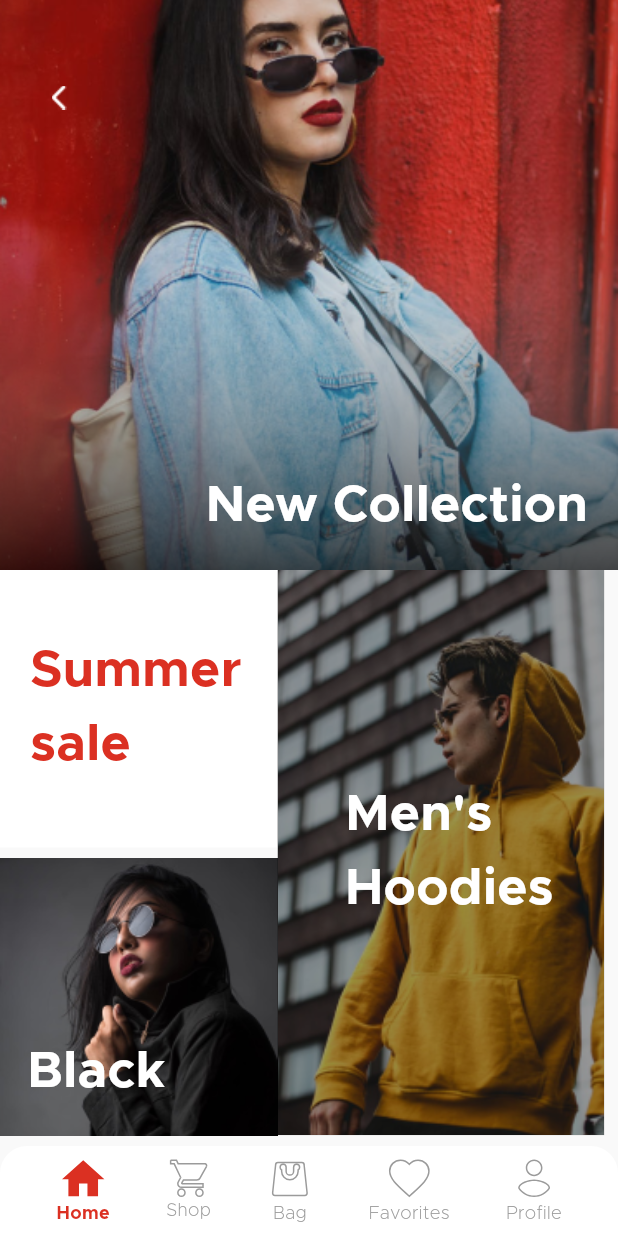
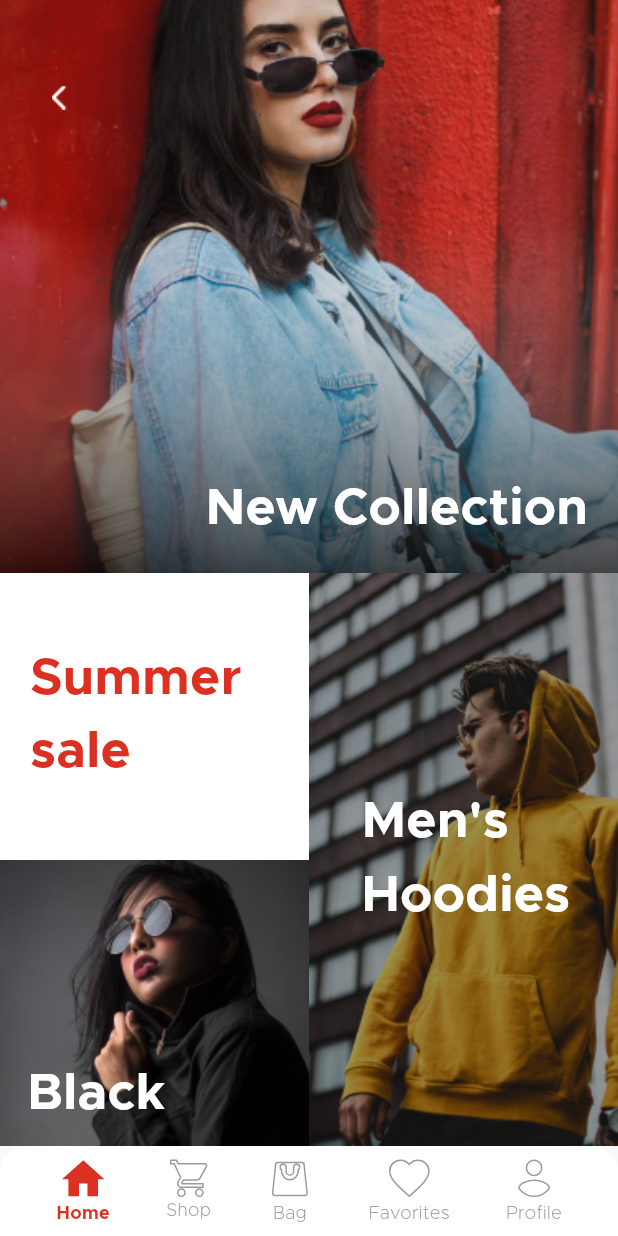
Before and after one commit to tapoban123/e-commerce-app, a Flutter app: the screen it shows after launch, after a tap on "Check", on a phone screen of 412 x 824 dp. Run offline on Flutter 3.47's test engine with Material 3 defaults, Android fonts, the phone set to English and light mode, and no system bars; our stand-ins replace flutter_svg.

Commit message:
Built the Shop screen

```diff
--- a/lib/features/home/sales/sales_home.dart
+++ b/lib/features/home/sales/sales_home.dart
@@ -2,7 +2,6 @@ import 'package:e_commerce_app/features/home_navigation/providers/home_notifier.
 import 'package:e_commerce_app/theme/custom_colors.dart';
 import 'package:e_commerce_app/utils/common/back_arrow.dart';
 import 'package:e_commerce_app/utils/image_paths.dart';
-import 'package:e_commerce_app/utils/screen_measurements.dart';
 import 'package:flutter/material.dart';
 import 'package:provider/provider.dart';
 
@@ -13,15 +12,18 @@ class SalesHome extends StatelessWidget {
   Widget build(BuildContext context) {
     return Column(
       children: [
-        SizedBox(
-          height: 380,
+        Expanded(
+          flex: 1,
+          child: SizedBox(
+            height: double.infinity,
             width: double.infinity,
             child: Stack(
               alignment: Alignment.bottomRight,
               children: [
                 SizedBox(
                   width: double.infinity,
-                height: 380,
+                  height: double.infinity,
+                  // height: 380,
                   child: Image.asset(
                     ImagePaths.salesNewCollectionImg,
                     fit: BoxFit.cover,
@@ -54,12 +56,24 @@ class SalesHome extends StatelessWidget {
               ],
             ),
           ),
-        Row(
-          crossAxisAlignment: CrossAxisAlignment.start,
+        ),
+        Expanded(
+          flex: 1,
+          child: SizedBox(
+            height: double.infinity,
+            width: double.infinity,
+            child: Row(
               children: [
-            Column(
+                Flexible(
+                  flex: 1,
+                  child: SizedBox(
+                    height: double.infinity,
+                    width: double.infinity,
+                    child: Column(
                       children: [
-                GestureDetector(
+                        Flexible(
+                          flex: 1,
+                          child: GestureDetector(
                             onTap: () {
                               Provider.of<HomeNotifier>(
                                 context,
@@ -67,8 +81,8 @@ class SalesHome extends StatelessWidget {
                               ).changeHomePageNumber(3);
                             },
                             child: Container(
-                    width: 185,
-                    height: 185,
+                              width: double.infinity,
+                              height: double.infinity,
                               color: Colors.white,
                               alignment: Alignment.center,
                               padding: const EdgeInsets.only(left: 20),
@@ -82,19 +96,25 @@ class SalesHome extends StatelessWidget {
                               ),
                             ),
                           ),
-                SizedBox(
-                  width: 185,
-                  height: ScreenMeasurements.screenHeight(context) * 0.242,
+                        ),
+                        Flexible(
+                          flex: 1,
+                          child: SizedBox(
+                            width: double.infinity,
+                            height: double.infinity,
                             child: Stack(
                               alignment: Alignment.bottomLeft,
                               children: [
                                 SizedBox(
                                   width: double.infinity,
                                   height: double.infinity,
-                        child: Image.asset(ImagePaths.salesBlackImg),
+                                  child: Image.asset(
+                                    ImagePaths.salesBlackImg,
+                                    fit: BoxFit.cover,
+                                  ),
                                 ),
                                 const Positioned(
-                        bottom: 25,
+                                  bottom: 10,
                                   left: 18,
                                   child: Text(
                                     "Black",
@@ -107,17 +127,23 @@ class SalesHome extends StatelessWidget {
                                 )
                               ],
                             ),
-                )
+                          ),
+                        ),
                       ],
                     ),
-            SizedBox(
-              width: ScreenMeasurements.screenWidth(context) * 0.5286,
-              height: ScreenMeasurements.screenHeight(context) * 0.4572,
+                  ),
+                ),
+                Flexible(
+                  flex: 1,
+                  child: SizedBox(
+                    width: double.infinity,
+                    height: double.infinity,
                     child: Stack(
                       alignment: Alignment.center,
                       children: [
                         SizedBox(
-                    width: ScreenMeasurements.screenWidth(context) * 0.98,
+                          width: double.infinity,
+                          height: double.infinity,
                           child: Image.asset(
                             ImagePaths.salesHoodiesImg,
                             fit: BoxFit.cover,
@@ -129,7 +155,7 @@ class SalesHome extends StatelessWidget {
                           color: Colors.black.withOpacity(0.4),
                         ),
                         const Positioned(
-                    left: 45,
+                          left: 35,
                           child: SizedBox(
                             width: 150,
                             child: Text(
@@ -144,8 +170,11 @@ class SalesHome extends StatelessWidget {
                         )
                       ],
                     ),
-            )
+                  ),
+                ),
               ],
+            ),
+          ),
         )
       ],
     );
--- a/lib/features/profile/profile_page.dart
+++ b/lib/features/profile/profile_page.dart
@@ -5,8 +5,35 @@ class ProfilePage extends StatelessWidget {
 
   @override
   Widget build(BuildContext context) {
-    return const Column(
-      children: [],
+    return Column(
+      mainAxisAlignment: MainAxisAlignment.center,
+      children: [
+        SizedBox(
+          height: 20,
+          width: double.infinity,
+          child: Stack(
+            alignment: Alignment.center,
+            children: [
+              Container(
+                width: double.infinity,
+                height: 1.5,
+                color: Colors.grey,
+              ),
+              PositionedDirectional(
+                start: 50,
+                child: Container(
+                  width: 20,
+                  height: 20,
+                  decoration: const BoxDecoration(
+                    shape: BoxShape.circle,
+                    color: Colors.lightGreen,
+                  ),
+                ),
+              )
+            ],
+          ),
+        )
+      ],
     );
   }
 }
--- /dev/null
+++ b/lib/features/shop/provider/sales_tab_provider.dart
@@ -0,0 +1,13 @@
+import 'package:flutter/material.dart';
+
+class SalesTabProvider extends ChangeNotifier {
+  int _tabNumber = 0;
+
+  int get tabNumber => _tabNumber;
+
+  void changeTabNumber(int newTab) {
+    _tabNumber = newTab;
+
+    notifyListeners();
+  }
+}
--- a/lib/features/shop/shop_page.dart
+++ b/lib/features/shop/shop_page.dart
@@ -1,10 +1,11 @@
 import 'package:e_commerce_app/features/home_navigation/providers/navigation_notifier.dart';
+import 'package:e_commerce_app/features/shop/provider/sales_tab_provider.dart';
+import 'package:e_commerce_app/features/shop/widgets/sales_card.dart';
+import 'package:e_commerce_app/features/shop/widgets/sales_tab.dart';
 import 'package:e_commerce_app/theme/custom_colors.dart';
 import 'package:e_commerce_app/utils/common/back_arrow.dart';
 import 'package:e_commerce_app/utils/image_paths.dart';
-import 'package:e_commerce_app/utils/screen_measurements.dart';
 import 'package:flutter/material.dart';
-import 'package:flutter/widgets.dart';
 import 'package:provider/provider.dart';
 
 class ShopPage extends StatelessWidget {
@@ -58,67 +59,34 @@ class ShopPage extends StatelessWidget {
             height: 45,
             color: Colors.white,
             alignment: Alignment.center,
-            child: Row(
+            child: Consumer<SalesTabProvider>(
+              builder: (context, salesTabProvider, child) => Row(
                 crossAxisAlignment: CrossAxisAlignment.center,
                 mainAxisAlignment: MainAxisAlignment.spaceBetween,
                 children: [
-                Container(
-                  width: ScreenMeasurements.screenWidth(context) / 3,
-                  height: double.infinity,
-                  child: Column(
-                    mainAxisAlignment: MainAxisAlignment.end,
-                    children: [
-                      const Text(
-                        "Women",
-                        style: TextStyle(
-                          fontSize: 16,
-                          fontWeight: FontWeight.w400,
+                  SalesTab(
+                    onTap: () {
+                      salesTabProvider.changeTabNumber(0);
+                    },
+                    tabNumber: 0,
+                    tabText: "Women",
                   ),
+                  SalesTab(
+                    onTap: () {
+                      salesTabProvider.changeTabNumber(1);
+                    },
+                    tabNumber: 1,
+                    tabText: "Men",
                   ),
-                      const SizedBox(
-                        height: 6,
-                      ),
-                      Container(
-                        width: double.infinity,
-                        height: 4,
-                        color: Colors.red,
+                  SalesTab(
+                    onTap: () {
+                      salesTabProvider.changeTabNumber(2);
+                    },
+                    tabNumber: 2,
+                    tabText: "Kids",
                   ),
                 ],
               ),
-                ),
-                Container(
-                  width: 100,
-                  height: double.infinity,
-                  child: const Column(
-                    mainAxisAlignment: MainAxisAlignment.center,
-                    children: [
-                      Text(
-                        "Men",
-                        style: TextStyle(
-                          fontSize: 16,
-                          fontWeight: FontWeight.w400,
-                        ),
-                      )
-                    ],
-                  ),
-                ),
-                Container(
-                  width: ScreenMeasurements.screenWidth(context) / 3,
-                  height: double.infinity,
-                  child: const Column(
-                    mainAxisAlignment: MainAxisAlignment.center,
-                    children: [
-                      Text(
-                        "Kids",
-                        style: TextStyle(
-                          fontSize: 16,
-                          fontWeight: FontWeight.w400,
-                        ),
-                      ),
-                    ],
-                  ),
-                ),
-              ],
             ),
           ),
           Padding(
@@ -165,46 +133,26 @@ class ShopPage extends StatelessWidget {
               padding: const EdgeInsets.symmetric(horizontal: 14.0),
               child: ListView(
                 children: [
-                  Container(
-                    width: double.infinity,
-                    height: 140,
-                    decoration: BoxDecoration(
-                      color: Colors.white,
-                      borderRadius: BorderRadius.circular(14),
+                  SalesCard(
+                    imagePath: ImagePaths.salesNewImg,
+                    onTap: () {},
+                    text: "New",
                   ),
-                    child: Row(
-                      mainAxisAlignment: MainAxisAlignment.spaceBetween,
-                      children: [
-                        Flexible(
-                          flex: 1,
-                          child: Container(
-                            height: double.infinity,
-                            width: double.infinity,
-                            alignment: Alignment.center,
-                            child: const Text(
-                              "New",
-                              style: TextStyle(
-                                fontSize: 18,
-                                fontWeight: FontWeight.bold,
+                  SalesCard(
+                    imagePath: ImagePaths.salesClothesImg,
+                    text: "Clothes",
+                    onTap: () {},
                   ),
+                  SalesCard(
+                    imagePath: ImagePaths.salesShoesImg,
+                    text: "Shoes",
+                    onTap: () {},
                   ),
+                  SalesCard(
+                    imagePath: ImagePaths.salesAccessoriesImg,
+                    text: "Accessories",
+                    onTap: () {},
                   ),
-                        ),
-                        Flexible(
-                          flex: 1,
-                          child: Container(
-                            color: Colors.red,
-                            width: double.infinity,
-                            height: double.infinity,
-                            child: Image.asset(
-                              ImagePaths.salesNewImg,
-                              fit: BoxFit.cover,
-                            ),
-                          ),
-                        ),
-                      ],
-                    ),
-                  )
                 ],
               ),
             ),
--- /dev/null
+++ b/lib/features/shop/widgets/sales_card.dart
@@ -0,0 +1,67 @@
+import 'package:flutter/material.dart';
+
+class SalesCard extends StatelessWidget {
+  final String imagePath;
+  final String text;
+  final VoidCallback onTap;
+
+  const SalesCard({
+    super.key,
+    required this.imagePath,
+    required this.onTap,
+    required this.text,
+  });
+
+  @override
+  Widget build(BuildContext context) {
+    return Padding(
+      padding: const EdgeInsets.only(bottom: 14.0),
+      child: GestureDetector(
+        onTap: onTap,
+        child: ClipRRect(
+          borderRadius: BorderRadius.circular(12),
+          child: Container(
+            width: double.infinity,
+            height: 140,
+            decoration: BoxDecoration(
+              color: Colors.white,
+              borderRadius: BorderRadius.circular(14),
+            ),
+            child: Row(
+              mainAxisAlignment: MainAxisAlignment.spaceBetween,
+              children: [
+                Flexible(
+                  flex: 1,
+                  child: Container(
+                    height: double.infinity,
+                    width: double.infinity,
+                    alignment: Alignment.center,
+                    child: Text(
+                      text,
+                      style: const TextStyle(
+                        fontSize: 18,
+                        fontWeight: FontWeight.bold,
+                      ),
+                    ),
+                  ),
+                ),
+                Flexible(
+                  flex: 1,
+                  child: Container(
+                    color: Colors.red,
+                    width: double.infinity,
+                    height: double.infinity,
+                    child: Image.asset(
+                      imagePath,
+                      fit: BoxFit.cover,
+                    ),
+                  ),
+                ),
+              ],
+            ),
+          ),
+        ),
+      ),
+    );
+  }
+}
--- /dev/null
+++ b/lib/features/shop/widgets/sales_tab.dart
@@ -0,0 +1,54 @@
+import 'package:e_commerce_app/features/shop/provider/sales_tab_provider.dart';
+import 'package:flutter/material.dart';
+import 'package:provider/provider.dart';
+
+class SalesTab extends StatelessWidget {
+  final String tabText;
+  final int tabNumber;
+  final VoidCallback onTap;
+
+  const SalesTab({
+    super.key,
+    required this.onTap,
+    required this.tabNumber,
+    required this.tabText,
+  });
+
+  @override
+  Widget build(BuildContext context) {
+    return Flexible(
+      flex: 1,
+      child: GestureDetector(
+        onTap: onTap,
+        child: SizedBox(
+          width: double.infinity,
+          height: double.infinity,
+          child: Column(
+            mainAxisAlignment: MainAxisAlignment.end,
+            children: [
+              Text(
+                tabText,
+                style: const TextStyle(
+                  fontSize: 16,
+                  fontWeight: FontWeight.w400,
+                ),
+              ),
+              const SizedBox(
+                height: 6,
+              ),
+              Provider.of<SalesTabProvider>(context).tabNumber == tabNumber
+                  ? Container(
+                      width: double.infinity,
+                      height: 4,
+                      color: Colors.red,
+                    )
+                  : const SizedBox(
+                      height: 4,
+                    ),
+            ],
+          ),
+        ),
+      ),
+    );
+  }
+}
--- a/lib/main.dart
+++ b/lib/main.dart
@@ -1,6 +1,7 @@
 import "package:e_commerce_app/features/home_navigation/navigation_controller.dart";
 import "package:e_commerce_app/features/home_navigation/providers/home_notifier.dart";
 import "package:e_commerce_app/features/home_navigation/providers/navigation_notifier.dart";
+import "package:e_commerce_app/features/shop/provider/sales_tab_provider.dart";
 import "package:e_commerce_app/theme/custom_colors.dart";
 import "package:e_commerce_app/theme/custom_fonts.dart";
 import "package:flutter/material.dart";
@@ -31,6 +32,9 @@ class MyApp extends StatelessWidget {
         ChangeNotifierProvider(
           create: (context) => HomeNotifier(),
         ),
+        ChangeNotifierProvider(
+          create: (context) => SalesTabProvider(),
+        ),
       ],
       builder: (context, child) => MaterialApp(
         title: "E-Commerce App",
--- a/lib/utils/image_paths.dart
+++ b/lib/utils/image_paths.dart
@@ -49,4 +49,5 @@ class ImagePaths {
   static const String salesTop2Img = "assets/images/sales/top2.png";
   static const String salesTop3Img = "assets/images/sales/top3.png";
   static const String salesTop4Img = "assets/images/sales/top4.png";
+  static const String salesNewSvg = "assets/images/sales/sales_new_svg.svg";
 }
```
Also changed, not shown: assets/images/sales/accessories.png, assets/images/sales/clothes.png, assets/images/sales/new.png, assets/images/sales/shoes.png. Lines whose indentation alone changed are shown as unchanged.
